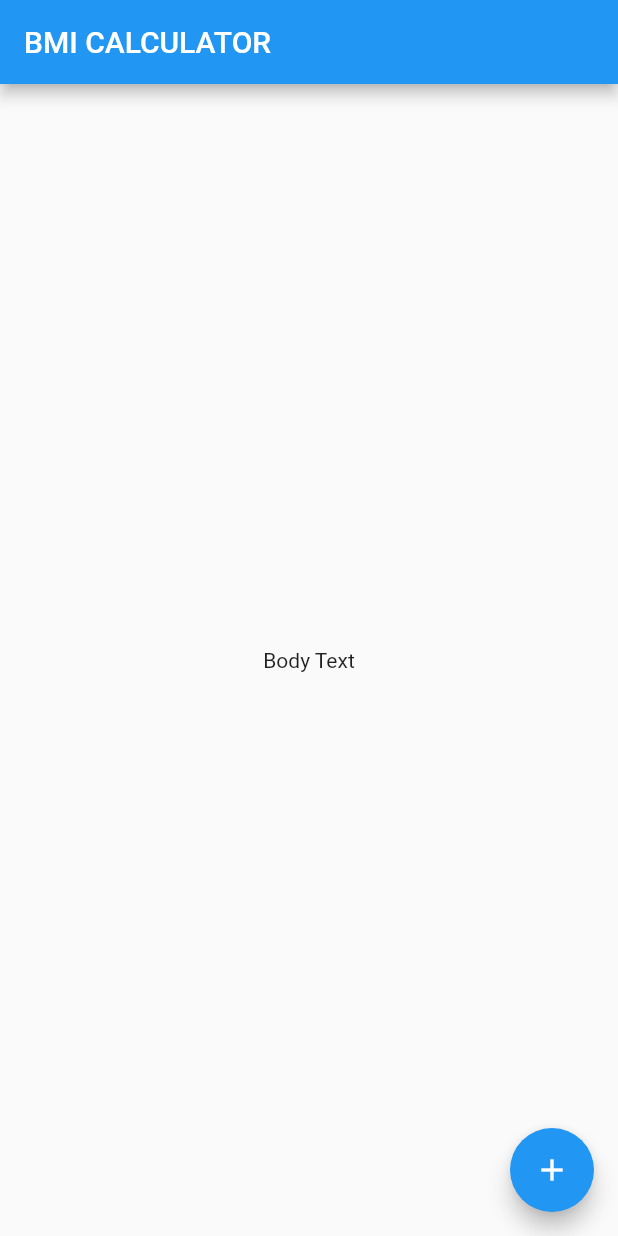
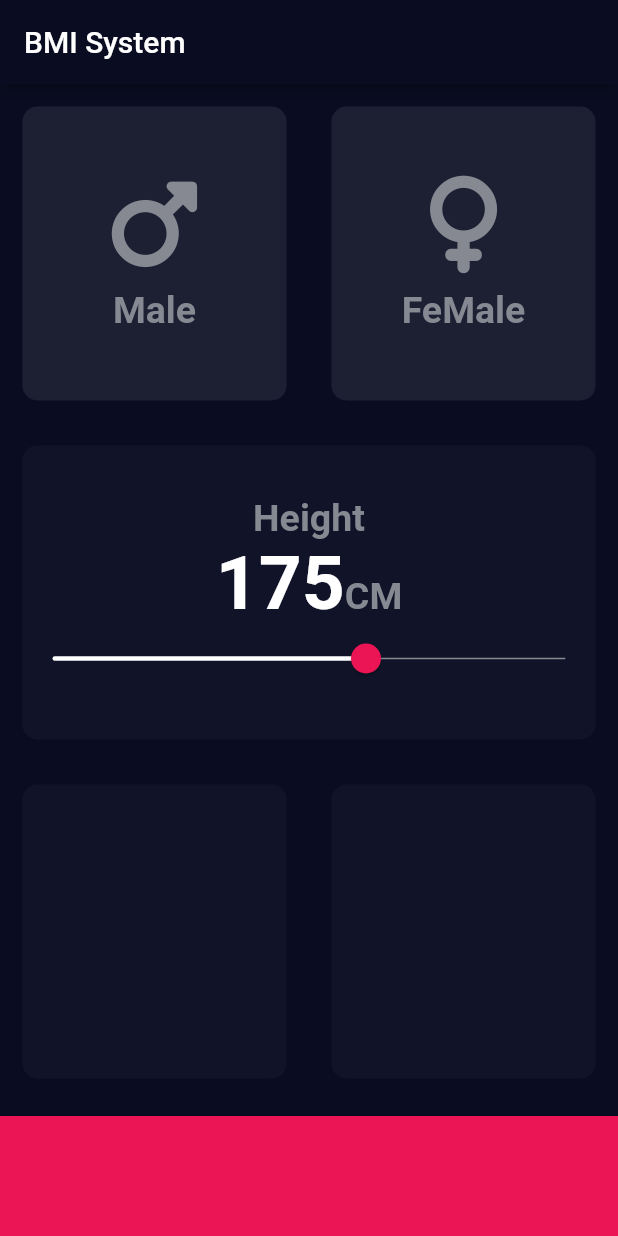
Before and after one commit to HeratUni-CS/bmi-calculator-FahimSoltani174, a Flutter app: the screen it shows after launch, on a phone screen of 412 x 824 dp. Run offline on Flutter 3.47's test engine with Material 2 defaults, Android fonts, the phone set to English and light mode, and no system bars; our stand-ins replace font_awesome_flutter.

Commit message:
inital commit

```diff
--- /dev/null
+++ b/lib/constant.dart
@@ -0,0 +1,16 @@
+import 'package:flutter/material.dart';
+
+const kLabelStyle = TextStyle(
+  fontSize: 25,
+  color: Color(0xFF868892),
+  fontWeight: FontWeight.bold,
+);
+
+const kNumberStyle = TextStyle(
+  fontSize: 50,
+  fontWeight: FontWeight.bold,
+);
+
+const kButtonContainerColor = Color(0xFFEB1555);
+const kActivCardColor = Color(0xFF111428);
+const kInactiveCardColor = Color(0xFF1D1F33);
--- /dev/null
+++ b/lib/icon_content.dart
@@ -0,0 +1,26 @@
+import 'package:flutter/material.dart';
+import 'constant.dart';
+
+class IconContent extends StatelessWidget {
+  final IconData iconData;
+  final String label;
+
+  IconContent({required this.iconData, required this.label});
+
+  @override
+  Widget build(BuildContext context) {
+    return Column(
+      mainAxisAlignment: MainAxisAlignment.center,
+      children: [
+        Icon(iconData, size: 65, color: Color(0xFF868892)),
+        SizedBox(
+          height: 10,
+        ),
+        Text(
+          label,
+          style: kLabelStyle,
+        ),
+      ],
+    );
+  }
+}
--- /dev/null
+++ b/lib/input_page.dart
@@ -0,0 +1,133 @@
+import 'dart:io';
+import 'package:flutter/material.dart';
+import 'package:font_awesome_flutter/font_awesome_flutter.dart';
+import 'icon_content.dart';
+import 'reusable_widget.dart';
+import 'constant.dart';
+
+enum Gender {
+  Male,
+  Female,
+}
+
+class InputPage extends StatefulWidget {
+  @override
+  State<InputPage> createState() => _InputPageState();
+}
+
+class _InputPageState extends State<InputPage> {
+  Gender? selectedGender;
+  int height = 175;
+
+  @override
+  Widget build(BuildContext context) {
+    return Scaffold(
+      appBar: AppBar(
+        title: Text('BMI System'),
+      ),
+      body: Column(
+        children: [
+          Expanded(
+            child: Row(
+              children: [
+                ReusableWidget(
+                  onPressed: () {
+                    setState(() {
+                      selectedGender = Gender.Male;
+                    });
+                  },
+                  color: (selectedGender == Gender.Male)
+                      ? kActivCardColor
+                      : kInactiveCardColor,
+                  child: IconContent(
+                    iconData: FontAwesomeIcons.mars,
+                    label: 'Male',
+                  ),
+                ),
+                ReusableWidget(
+                  onPressed: () {
+                    setState(() {
+                      selectedGender = Gender.Female;
+                    });
+                  },
+                  color: (selectedGender == Gender.Female)
+                      ? kActivCardColor
+                      : kInactiveCardColor,
+                  child: IconContent(
+                    iconData: FontAwesomeIcons.venus,
+                    label: 'FeMale',
+                  ),
+                ),
+              ],
+            ),
+          ),
+          ReusableWidget(
+            child: Column(
+              mainAxisAlignment: MainAxisAlignment.center,
+              children: [
+                Text(
+                  'Height',
+                  style: kLabelStyle,
+                ),
+                Row(
+                  mainAxisAlignment: MainAxisAlignment.center,
+                  crossAxisAlignment: CrossAxisAlignment.baseline,
+                  textBaseline: TextBaseline.alphabetic,
+                  children: [
+                    Text(
+                      height.toString(),
+                      style: kNumberStyle,
+                    ),
+                    Text(
+                      'CM',
+                      style: kLabelStyle,
+                    ),
+                  ],
+                ),
+                SliderTheme(
+                  data: SliderThemeData(
+                    trackHeight: 1,
+                    thumbShape: RoundSliderThumbShape(enabledThumbRadius: 10),
+                    overlayShape: RoundSliderOverlayShape(overlayRadius: 20),
+                    activeTrackColor: Colors.white,
+                    inactiveTrackColor: Color(0xFF888993),
+                    thumbColor: Color(0XFFEB1555),
+                    overlayColor: Color(0x27EB1555),
+                  ),
+                  child: Slider(
+                    value: height.toDouble(),
+                    onChanged: (double value) {
+                      setState(() {
+                        height = value.round();
+                      });
+                    },
+                    min: 120,
+                    max: 210,
+                  ),
+                ),
+              ],
+            ),
+            color: kActivCardColor,
+          ),
+          Expanded(
+            child: Row(
+              children: [
+                ReusableWidget(
+                  color: kActivCardColor,
+                ),
+                ReusableWidget(
+                  color: kActivCardColor,
+                ),
+              ],
+            ),
+          ),
+          Container(
+            height: 80,
+            color: kButtonContainerColor,
+            margin: EdgeInsets.only(top: 10),
+          ),
+        ],
+      ),
+    );
+  }
+}
--- a/lib/main.dart
+++ b/lib/main.dart
@@ -1,4 +1,5 @@
 import 'package:flutter/material.dart';
+import 'input_page.dart';
 
 void main() => runApp(BMICalculator());
 
@@ -6,30 +7,12 @@ class BMICalculator extends StatelessWidget {
   @override
   Widget build(BuildContext context) {
     return MaterialApp(
+      debugShowCheckedModeBanner: false,
+      theme: ThemeData.dark().copyWith(
+        appBarTheme: AppBarTheme(backgroundColor: Color(0xFF0A0D22)),
+        scaffoldBackgroundColor: Color(0xFF0A0D22),
+      ),
       home: InputPage(),
     );
   }
 }
-
-class InputPage extends StatefulWidget {
-  @override
-  State<InputPage> createState() => _InputPageState();
-}
-
-class _InputPageState extends State<InputPage> {
-  @override
-  Widget build(BuildContext context) {
-    return Scaffold(
-      appBar: AppBar(
-        title: Text('BMI CALCULATOR'),
-      ),
-      body: Center(
-        child: Text('Body Text'),
-      ),
-      floatingActionButton: FloatingActionButton(
-        onPressed: () {},
-        child: Icon(Icons.add),
-      ),
-    );
-  }
-}
--- /dev/null
+++ b/lib/reusable_widget.dart
@@ -0,0 +1,27 @@
+import 'package:flutter/material.dart';
+// making a wiget and use it multi time
+class ReusableWidget extends StatelessWidget {
+  ReusableWidget({required this.color, this.child, this.onPressed});
+
+  final Color color;
+  final Widget? child;
+  final void Function()? onPressed;
+
+  @override
+  Widget build(BuildContext context) {
+    return Expanded(
+      child: InkWell(
+        onTap: onPressed,
+        child: Container(
+          width: double.infinity,
+          margin: EdgeInsets.all(15),
+          decoration: BoxDecoration(
+            borderRadius: BorderRadius.circular(10),
+            color: color,
+          ),
+          child: child,
+        ),
+      ),
+    );
+  }
+}
--- a/pubspec.yaml
+++ b/pubspec.yaml
@@ -1,6 +1,5 @@
-name: bmi_starting
+name: bmi_claculatore
 description: A new Flutter project.
-
 # The following line prevents the package from being accidentally published to
 # pub.dev using `flutter pub publish`. This is preferred for private packages.
 publish_to: 'none' # Remove this line if you wish to publish to pub.dev
@@ -20,7 +19,7 @@ publish_to: 'none' # Remove this line if you wish to publish to pub.dev
 version: 1.0.0+1
 
 environment:
-  sdk: '>=2.18.0 <3.0.0'
+  sdk: '>=2.19.4 <3.0.0'
 
 # Dependencies specify other packages that your package needs in order to work.
 # To automatically upgrade your package dependencies to the latest versions
@@ -36,6 +35,7 @@ dependencies:
   # The following adds the Cupertino Icons font to your application.
   # Use with the CupertinoIcons class for iOS style icons.
   cupertino_icons: ^1.0.2
+  font_awesome_flutter: ^10.4.0
 
 dev_dependencies:
   flutter_test:
```
Also changed, not shown: pubspec.lock, 28 other files.
